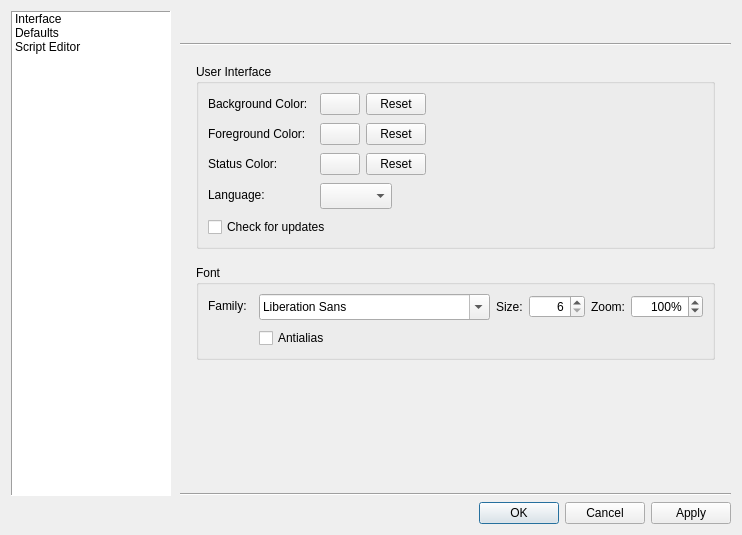
Qt form src/dialogs/dialogpreferences.ui (sanny32/OpenModSim) before a commit.
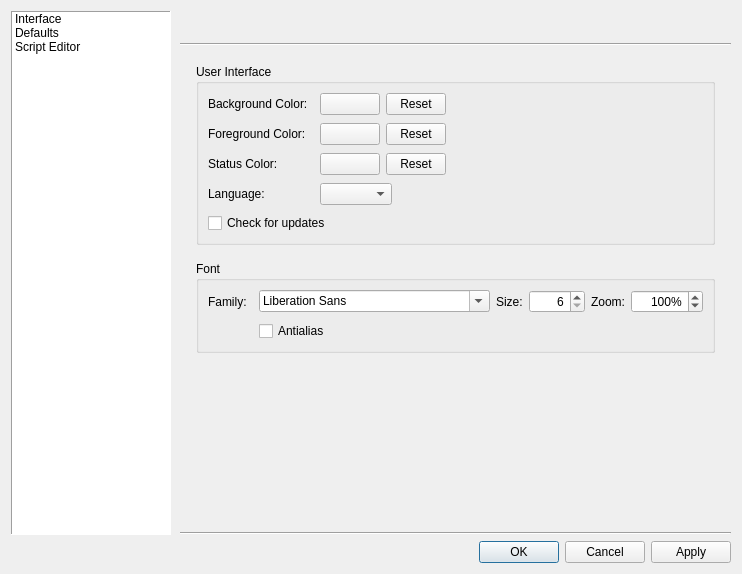
The same form after that commit. The open tabs and pages were chosen to show the change. Icons and pictures are not drawn. Custom widgets are drawn as their Qt base class.

Commit message: fix: Update dialog preferences layout and translation line numbers for consistency

What changed in the file:
```diff
--- a/src/dialogs/dialogpreferences.ui
+++ b/src/dialogs/dialogpreferences.ui
@@ -6,8 +6,8 @@
    <rect>
     <x>0</x>
     <y>0</y>
-    <width>680</width>
-    <height>496</height>
+    <width>670</width>
+    <height>574</height>
    </rect>
   </property>
   <property name="windowTitle">
@@ -179,6 +179,12 @@
                   </property>
                   <item>
                    <widget class="ColorSwatch" name="pushButtonBackgroundColor">
+                    <property name="minimumSize">
+                     <size>
+                      <width>60</width>
+                      <height>0</height>
+                     </size>
+                    </property>
                     <property name="text">
                      <string />
                     </property>
@@ -232,6 +238,12 @@
                   </property>
                   <item>
                    <widget class="ColorSwatch" name="pushButtonForegroundColor">
+                    <property name="minimumSize">
+                     <size>
+                      <width>60</width>
+                      <height>0</height>
+                     </size>
+                    </property>
                     <property name="text">
                      <string />
                     </property>
@@ -285,6 +297,12 @@
                   </property>
                   <item>
                    <widget class="ColorSwatch" name="pushButtonStatusColor">
+                    <property name="minimumSize">
+                     <size>
+                      <width>60</width>
+                      <height>0</height>
+                     </size>
+                    </property>
                     <property name="text">
                      <string />
                     </property>
@@ -332,7 +350,7 @@
                  </widget>
                 </item>
                 <item row="3" column="1">
-                 <widget class="QComboBox" name="comboBoxLanguage"><property name="minimumSize"><size><width>0</width><height>26</height></size></property></widget>
+                 <widget class="QComboBox" name="comboBoxLanguage"/>
                 </item>
                 <item row="4" column="0" colspan="2">
                  <widget class="QCheckBox" name="checkBoxCheckForUpdates">
@@ -378,7 +396,7 @@
                       <horstretch>1</horstretch>
                       <verstretch>0</verstretch>
                      </sizepolicy>
-                    </property><property name="minimumSize"><size><width>0</width><height>26</height></size></property>
+                    </property>
                    </widget>
                   </item>
                   <item>
```
Left out of the diff: 33 changed lines with no effect on the pictures. The commit also changes 3 other files.
